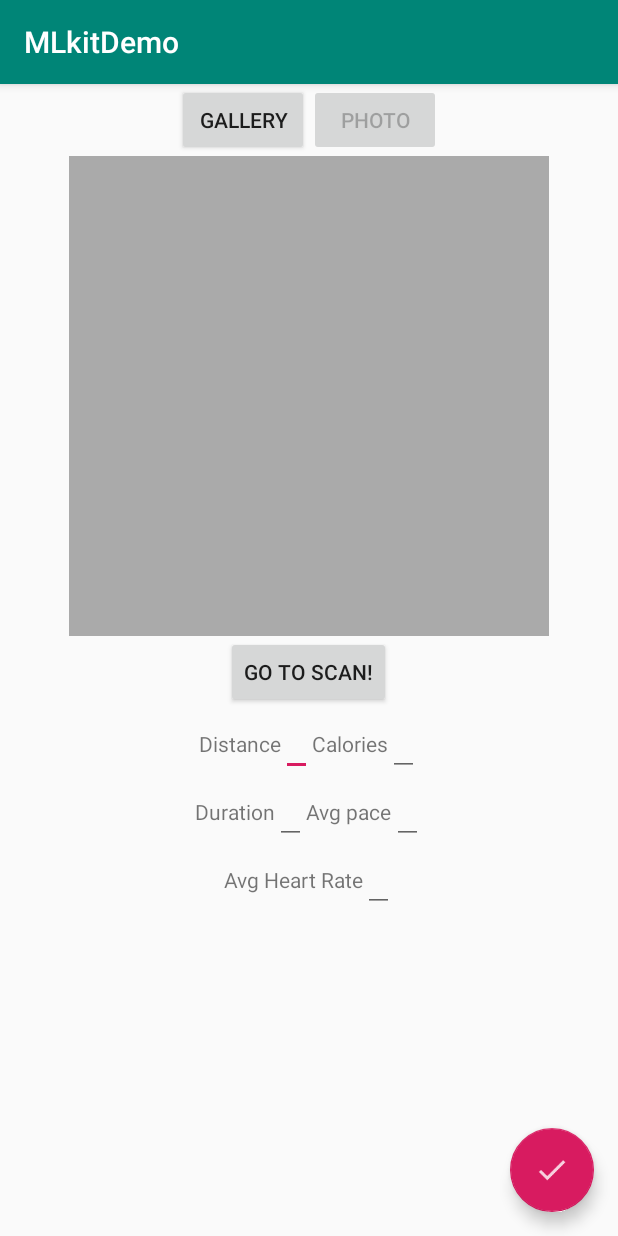
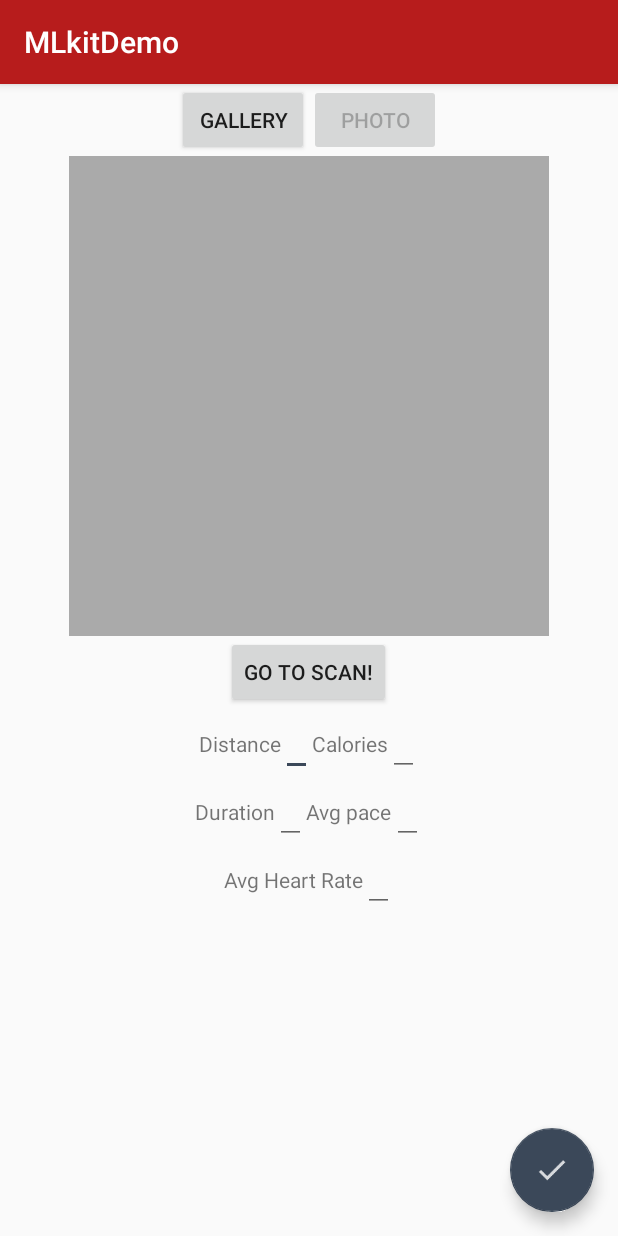
Before and after one commit to mizushou/runscanner, an Android app: the MainActivity screen opened directly, with no data from a screen before it, on a phone screen of 412 x 824 dp. Run offline under Robolectric (Android 15) with nearby library versions, the phone set to English and light mode, and no system bars; libraries missing offline, so code that uses them is left out: com.google.firebase.ml.

Commit message:
change theme colors

```diff
--- a/app/src/main/res/values/colors.xml
+++ b/app/src/main/res/values/colors.xml
@@ -1,6 +1,6 @@
 <?xml version="1.0" encoding="utf-8"?>
 <resources>
-    <color name="colorPrimary">#008577</color>
-    <color name="colorPrimaryDark">#00574B</color>
-    <color name="colorAccent">#D81B60</color>
+    <color name="colorPrimary">#B71C1C</color>
+    <color name="colorPrimaryDark">#7F0000</color>
+    <color name="colorAccent">#3B4859</color>
 </resources>
```
